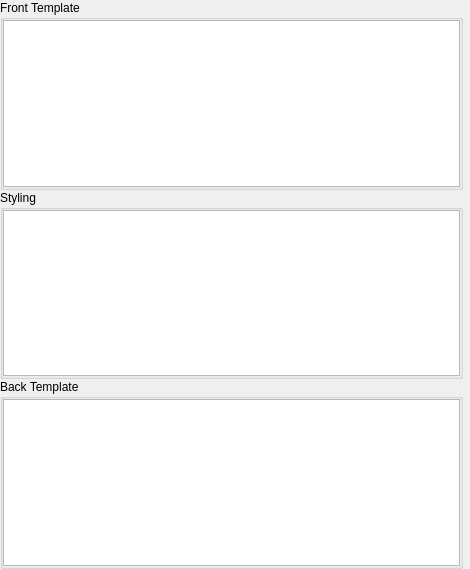
First picture: the form in qt/designer/template.ui, repository ankitects/anki, before the edit.
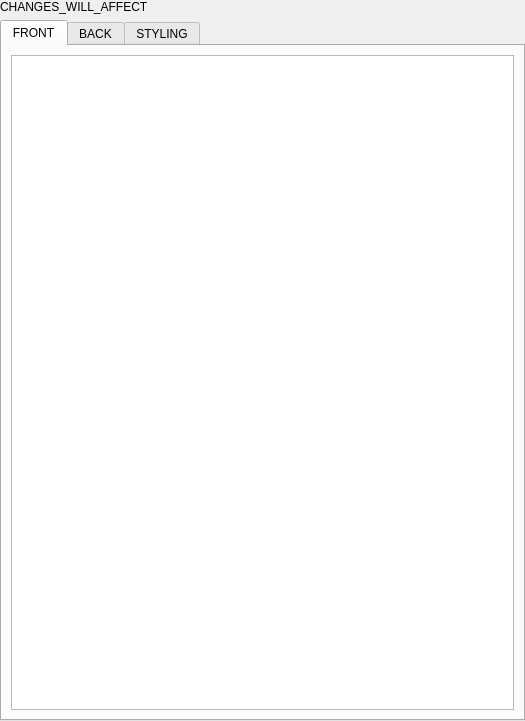
Second picture: the form after the edit.

Commit message:
start reworking card layout screen
- front/back/css shown in tabs
- front/back preview switchable; only one webview needs to be loaded
- dropdown to select cloze number in preview
- search box to search in front/back/css

Diff of the .ui file:
```diff
--- a/qt/designer/template.ui
+++ b/qt/designer/template.ui
@@ -6,8 +6,8 @@
    <rect>
     <x>0</x>
     <y>0</y>
-    <width>470</width>
-    <height>569</height>
+    <width>525</width>
+    <height>721</height>
    </rect>
   </property>
   <property name="sizePolicy">
@@ -19,108 +19,58 @@
   <property name="windowTitle">
    <string>Form</string>
   </property>
-  <layout class="QVBoxLayout" name="verticalLayout_5">
-   <property name="spacing">
+  <layout class="QVBoxLayout" name="verticalLayout">
+   <property name="leftMargin">
     <number>0</number>
    </property>
-   <property name="margin">
+   <property name="topMargin">
     <number>0</number>
    </property>
+   <property name="rightMargin">
+    <number>0</number>
+   </property>
+   <property name="bottomMargin">
+    <number>0</number>
+   </property>
    <item>
-    <layout class="QHBoxLayout" name="horizontalLayout_2">
-     <property name="spacing">
-      <number>0</number>
+    <widget class="QLabel" name="changes_affect_label">
+     <property name="text">
+      <string notr="true">CHANGES_WILL_AFFECT</string>
      </property>
-     <item>
-      <widget class="QGroupBox" name="groupBox">
-       <property name="title">
-        <string>Front Template</string>
-       </property>
-       <layout class="QVBoxLayout" name="tlayout1">
-        <property name="spacing">
-         <number>0</number>
-        </property>
-        <property name="margin">
-         <number>0</number>
-        </property>
-        <item>
-         <widget class="QTextEdit" name="front"/>
-        </item>
-       </layout>
-      </widget>
-     </item>
-     <item>
-      <widget class="QLabel" name="label1">
-       <property name="text">
-        <string/>
-       </property>
-      </widget>
-     </item>
-    </layout>
+    </widget>
    </item>
    <item>
-    <layout class="QHBoxLayout" name="horizontalLayout">
-     <property name="spacing">
+    <widget class="QTabWidget" name="tabWidget">
+     <property name="currentIndex">
       <number>0</number>
      </property>
-     <item>
-      <widget class="QGroupBox" name="groupBox_3">
-       <property name="title">
-        <string>Styling</string>
-       </property>
-       <layout class="QVBoxLayout" name="tlayout2">
-        <property name="spacing">
-         <number>0</number>
-        </property>
-        <property name="margin">
-         <number>0</number>
-        </property>
-        <item>
-         <widget class="QTextEdit" name="css"/>
-        </item>
-       </layout>
-      </widget>
-     </item>
-     <item>
-      <layout class="QVBoxLayout" name="verticalLayout_4">
-       <property name="spacing">
-        <number>0</number>
-       </property>
+     <widget class="QWidget" name="tab">
+      <attribute name="title">
+       <string notr="true">FRONT</string>
+      </attribute>
+      <layout class="QVBoxLayout" name="verticalLayout_2">
        <item>
-        <spacer name="verticalSpacer">
-         <property name="orientation">
-          <enum>Qt::Vertical</enum>
-         </property>
-         <property name="sizeType">
-          <enum>QSizePolicy::Preferred</enum>
-         </property>
-         <property name="sizeHint" stdset="0">
-          <size>
-           <width>1</width>
-           <height>15</height>
-          </size>
-         </property>
-        </spacer>
+        <widget class="QTextEdit" name="front"/>
        </item>
+      </layout>
+     </widget>
+     <widget class="QWidget" name="tab_2">
+      <attribute name="title">
+       <string notr="true">BACK</string>
+      </attribute>
+      <layout class="QVBoxLayout" name="verticalLayout_3">
        <item>
-        <widget class="QLabel" name="labelc1">
-         <property name="text">
-          <string/>
-         </property>
-        </widget>
+        <widget class="QTextEdit" name="back"/>
        </item>
+      </layout>
+     </widget>
+     <widget class="QWidget" name="tab_3">
+      <attribute name="title">
+       <string notr="true">STYLING</string>
+      </attribute>
+      <layout class="QVBoxLayout" name="verticalLayout_5">
        <item>
-        <spacer name="verticalSpacer_2">
-         <property name="orientation">
-          <enum>Qt::Vertical</enum>
-         </property>
-         <property name="sizeHint" stdset="0">
-          <size>
-           <width>1</width>
-           <height>40</height>
-          </size>
-         </property>
-        </spacer>
+        <widget class="QTextEdit" name="css"/>
        </item>
        <item>
         <widget class="QLabel" name="labelc2">
@@ -146,46 +96,8 @@
         </spacer>
        </item>
       </layout>
-     </item>
-    </layout>
-   </item>
-   <item>
-    <layout class="QHBoxLayout" name="horizontalLayout_3">
-     <property name="spacing">
-      <number>0</number>
-     </property>
-     <item>
-      <widget class="QGroupBox" name="groupBox_2">
-       <property name="sizePolicy">
-        <sizepolicy hsizetype="Expanding" vsizetype="Preferred">
-         <horstretch>10</horstretch>
-         <verstretch>0</verstretch>
-        </sizepolicy>
-       </property>
-       <property name="title">
-        <string>Back Template</string>
-       </property>
-       <layout class="QVBoxLayout" name="tlayout3">
-        <property name="spacing">
-         <number>0</number>
-        </property>
-        <property name="margin">
-         <number>0</number>
-        </property>
-        <item>
-         <widget class="QTextEdit" name="back"/>
-        </item>
-       </layout>
-      </widget>
-     </item>
-     <item>
-      <widget class="QLabel" name="label2">
-       <property name="text">
-        <string/>
-       </property>
-      </widget>
-     </item>
-    </layout>
+     </widget>
+    </widget>
    </item>
   </layout>
  </widget>
```
Left out of the diff: 23 changed lines with no effect on the pictures. The commit also changes 6 other files.
